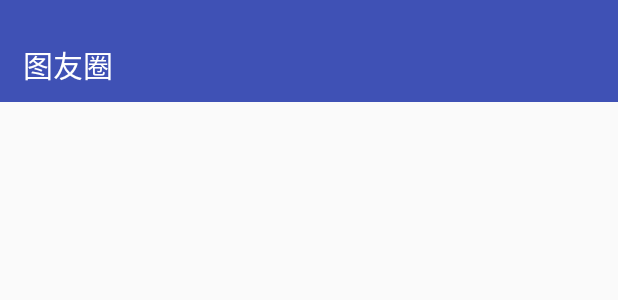
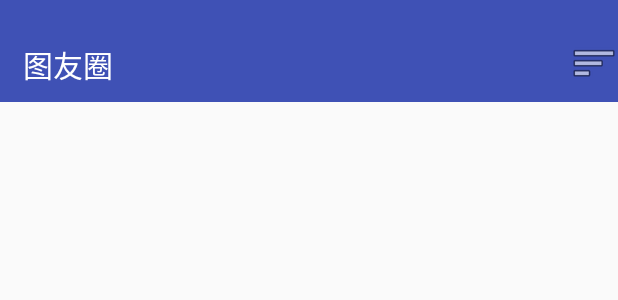
Before and after one commit to changer0/TuYou2.0, an Android app: the layout common_title.xml on its own in the app's theme, with its tools: preview values and no code run, on a phone screen of 412 x 824 dp. Shown: the top 300 px of the screen. Run offline under Robolectric (Android 15) with nearby library versions, the phone set to English and light mode, and no system bars.

Commit message:
加Dialog

```diff
--- a/app/src/main/java/com/lulu/tuyou/presenter/CirclePresenterImpl.java
+++ b/app/src/main/java/com/lulu/tuyou/presenter/CirclePresenterImpl.java
@@ -93,6 +93,9 @@ public class CirclePresenterImpl implements ICirclePresenter, Handler.Callback {
                         }
                     }
                 } else {
+                    if (listener != null) {
+                        listener.refreshEnd();
+                    }
                     Toast.makeText(mContext, "网络获取版本号失败", Toast.LENGTH_SHORT).show();
                 }
             }
--- a/app/src/main/res/layout/common_title.xml
+++ b/app/src/main/res/layout/common_title.xml
@@ -1,17 +1,26 @@
 <?xml version="1.0" encoding="utf-8"?>
-<RelativeLayout xmlns:android="http://schemas.android.com/apk/res/android"
+<layout xmlns:android="http://schemas.android.com/apk/res/android">
+    <RelativeLayout
                     android:id="@+id/common_title" android:background="@color/colorPrimary"
                     android:orientation="vertical" android:layout_width="match_parent"
                     android:layout_height="68dp">
         <TextView
+            style="@style/common_title_location"
             android:text="图友圈"
             android:textColor="#ffffff"
             android:id="@+id/common_title_header"
-        android:layout_alignParentLeft="true"
-        android:layout_alignParentBottom="true"
-        android:layout_marginBottom="10dp"
-        android:layout_marginLeft="15dp"
             android:textSize="20sp"
             android:layout_width="wrap_content"
             android:layout_height="wrap_content" />
+
+        <ImageView
+
+            style="@style/common_title_location"
+            android:layout_alignParentRight="true"
+            android:id="@+id/common_title_menu"
+            android:src="@android:drawable/ic_menu_sort_by_size"
+            android:layout_width="wrap_content"
+            android:layout_height="wrap_content"/>
+
     </RelativeLayout>
+</layout>
--- a/app/src/main/res/values/styles.xml
+++ b/app/src/main/res/values/styles.xml
@@ -108,5 +108,11 @@
         <!--<item name="contentPadding">5dp</item>-->
     </style>
 
+    <style name="common_title_location">
+        <item name="android:layout_alignParentBottom">true</item>
+        <item name="android:layout_marginBottom">10dp</item>
+        <item name="android:layout_marginLeft">15dp</item>
+    </style>
+
 
 </resources>
```
Also changed, not shown: app/src/main/java/com/lulu/tuyou/view/CircleFragment.java (+9 -0 lines), app/src/main/java/com/lulu/tuyou/view/CircleMenuDialog.java (added, +44 -0 lines), app/src/main/res/layout/circle__menu.xml (added, +26 -0 lines). Lines whose indentation alone changed are shown as unchanged.
